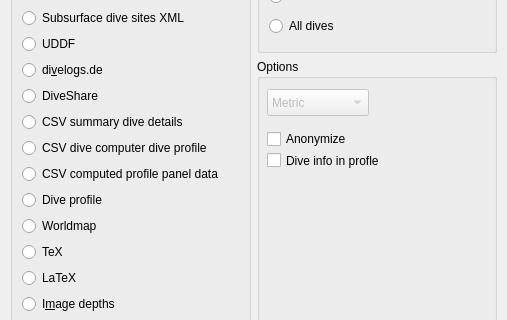
Before: the Qt Designer form desktop-widgets/divelogexportdialog.ui in subsurface/subsurface, drawn with Qt 5; both pictures show x 0 to 507 and y 83 to 403 of the 507 by 556 pixel window.
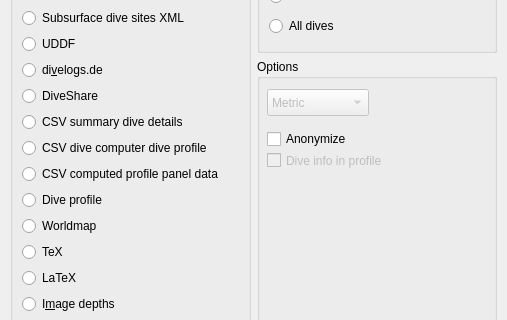
After: the same form once the commit is applied. Icons and pictures are not drawn.

Commit message:
Desktop: Improve the export UI.
Disable the export options if the currently selected format does not
support them.

```diff
--- a/desktop-widgets/divelogexportdialog.ui
+++ b/desktop-widgets/divelogexportdialog.ui
@@ -176,6 +176,9 @@
              </property>
             </widget>
             <widget class="QCheckBox" name="diveinfo">
+             <property name="enabled">
+              <bool>false</bool>
+             </property>
              <property name="geometry">
               <rect>
                <x>10</x>
@@ -185,7 +188,7 @@
               </rect>
              </property>
              <property name="text">
-              <string>Dive info in profle</string>
+              <string>Dive info in profile</string>
              </property>
             </widget>
            </widget>
```
Left out of the diff: 96 changed lines with no effect on the pictures.
